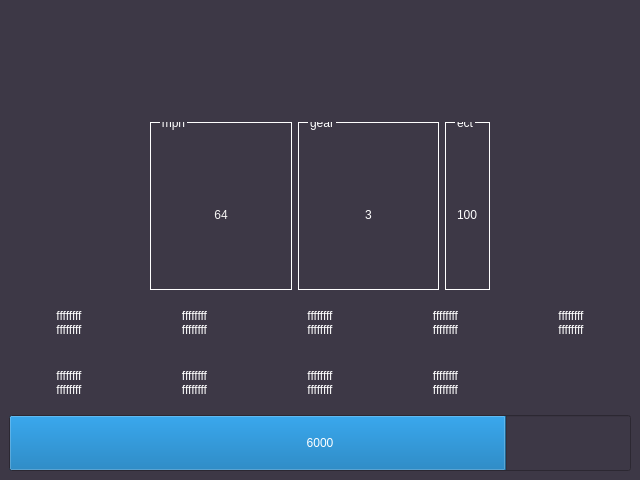
Old version of the form dash.ui in the repository hatsunearu/canbus-dash.
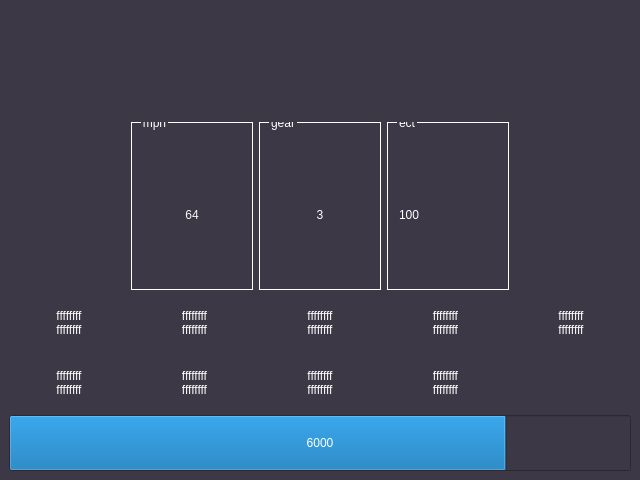
New version of the form.

The edit to the form file:
```diff
--- a/dash.ui
+++ b/dash.ui
@@ -61,7 +61,7 @@
      </layout>
     </item>
     <item>
-     <layout class="QHBoxLayout" name="middle_row" stretch="1,1,1,0,1">
+     <layout class="QHBoxLayout" name="middle_row" stretch="1,1,1,1,1">
       <property name="sizeConstraint">
        <enum>QLayout::SetFixedSize</enum>
       </property>
```
